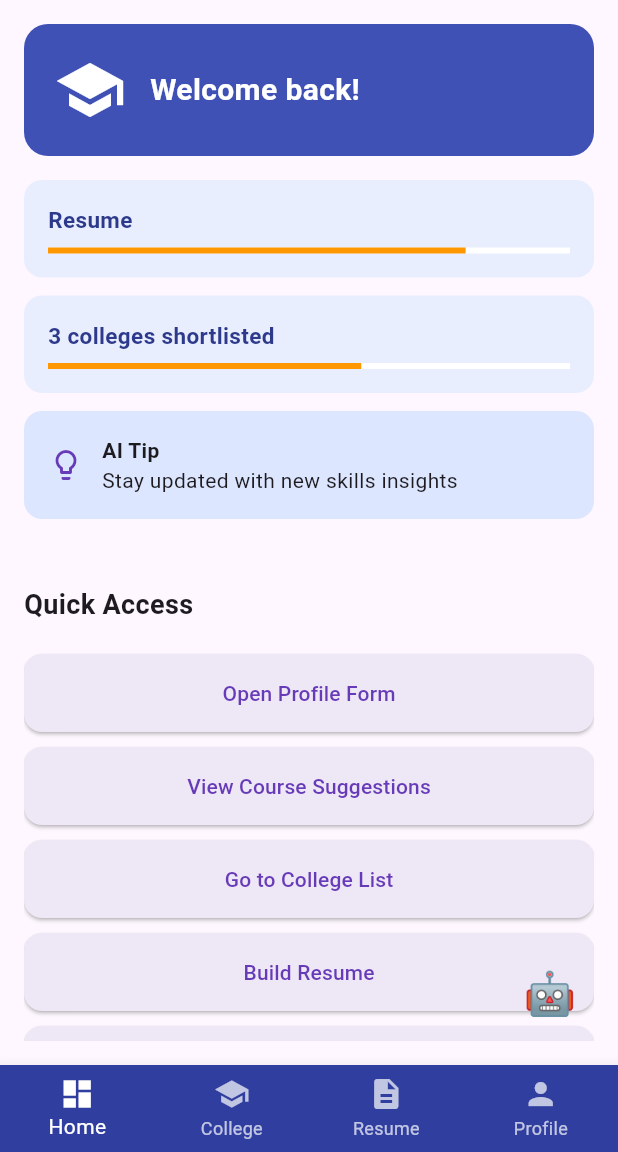
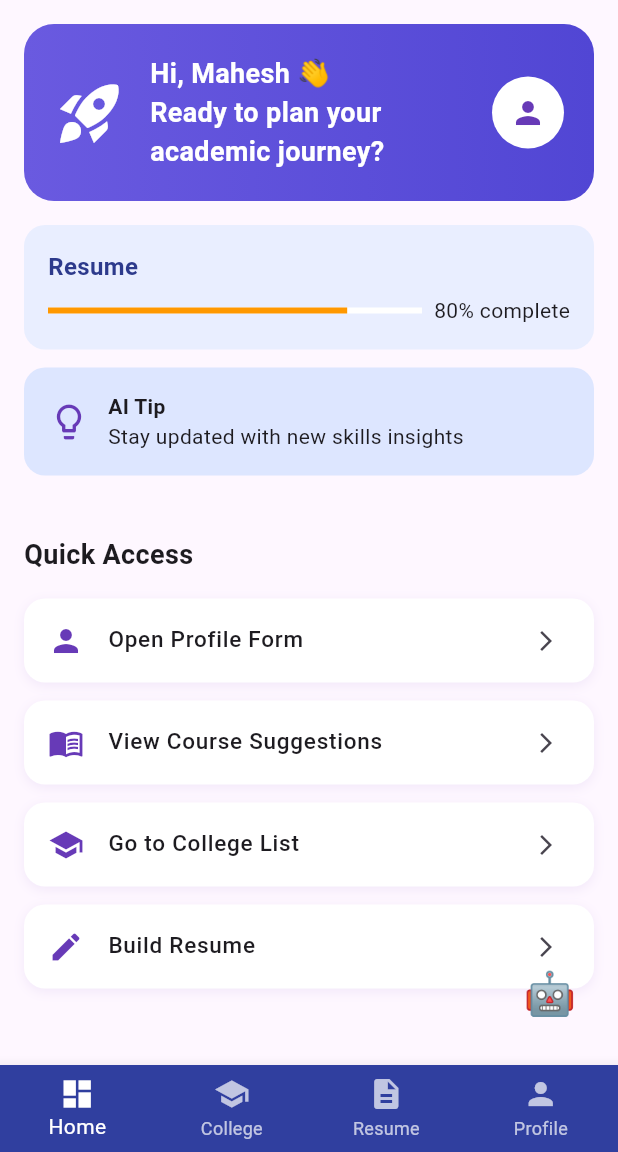
Before and after one commit to maheshpatil369/Edux_app, a Flutter app: the MainDashboard screen opened by its route, on a phone screen of 412 x 824 dp, the part 84-1236 px from its top. Run offline on Flutter 3.47's test engine with Material 3 defaults, Android fonts, the phone set to English and light mode, and no system bars.

Commit message:
update that Dashboard

```diff
--- a/lib/screen/core/main_dashboard.dart
+++ b/lib/screen/core/main_dashboard.dart
@@ -51,11 +51,8 @@ class _MainDashboardState extends State<MainDashboard> {
       ),
       body: Stack(
         children: [
-          IndexedStack(
-            index: _selectedIndex,
-            children: _pages,
-          ),
-          const AssistantFloatingButton(), // 🟣 Floating Chat Assistant
+          IndexedStack(index: _selectedIndex, children: _pages),
+          const AssistantFloatingButton(),
         ],
       ),
     );
@@ -65,31 +62,26 @@ class _MainDashboardState extends State<MainDashboard> {
 class DashboardContent extends StatelessWidget {
   final Function(int) onTabSwitch;
 
-  const DashboardContent({Key? key, required this.onTabSwitch}) : super(key: key);
+  const DashboardContent({Key? key, required this.onTabSwitch})
+      : super(key: key);
 
   @override
   Widget build(BuildContext context) {
-    return Padding(
-      padding: const EdgeInsets.all(16.0),
-      child: ListView(
+    return ListView(
+      padding: const EdgeInsets.all(16),
       children: [
         _welcomeCard(),
         const SizedBox(height: 16),
         _progressCard(title: 'Resume', percent: 0.8),
         const SizedBox(height: 12),
-          _progressCard(title: '3 colleges shortlisted', percent: 0.6),
-          const SizedBox(height: 12),
         _tipCard(),
         const SizedBox(height: 24),
-
         sectionTitle("Quick Access"),
-          dashboardButton(context, '/profile_form', "Open Profile Form"),
-          dashboardButton(context, '/course_suggestions', "View Course Suggestions"),
-          dashboardButton(context, null, "Go to College List", tabIndex: 1),
-          dashboardButton(context, null, "Build Resume", tabIndex: 2),
-          dashboardButton(context, null, "User Profile", tabIndex: 3),
+        dashboardButton(context, '/profile_form', "Open Profile Form", icon: Icons.person),
+        dashboardButton(context, '/course_suggestions', "View Course Suggestions", icon: Icons.menu_book),
+        dashboardButton(context, null, "Go to College List", icon: Icons.school, tabIndex: 1),
+        dashboardButton(context, null, "Build Resume", icon: Icons.edit, tabIndex: 2),
       ],
-      ),
     );
   }
 
@@ -97,18 +89,29 @@ class DashboardContent extends StatelessWidget {
     return Container(
       padding: const EdgeInsets.all(20),
       decoration: BoxDecoration(
-        color: Colors.indigo,
-        borderRadius: BorderRadius.circular(16),
+        gradient: const LinearGradient(
+          colors: [Color(0xFF6A5AE0), Color(0xFF5146D4)],
+        ),
+        borderRadius: BorderRadius.circular(20),
       ),
       child: Row(
-        children: const [
-          Icon(Icons.school, color: Colors.white, size: 48),
-          SizedBox(width: 16),
-          Expanded(
+        children: [
+          const Icon(Icons.rocket_launch, color: Colors.white, size: 48),
+          const SizedBox(width: 16),
+          const Expanded(
             child: Text(
-              'Welcome back!',
-              style: TextStyle(color: Colors.white, fontSize: 20, fontWeight: FontWeight.bold),
+              'Hi, Mahesh 👋\nReady to plan your academic journey?',
+              style: TextStyle(
+                color: Colors.white,
+                fontSize: 18,
+                fontWeight: FontWeight.bold,
               ),
+            ),
+          ),
+          const CircleAvatar(
+            radius: 24,
+            backgroundColor: Colors.white,
+            child: Icon(Icons.person, color: Colors.deepPurple),
           )
         ],
       ),
@@ -119,22 +122,33 @@ class DashboardContent extends StatelessWidget {
     return Container(
       padding: const EdgeInsets.all(16),
       decoration: BoxDecoration(
-        color: Color(0xFFE9EEFF),
-        borderRadius: BorderRadius.circular(12),
+        color: const Color(0xFFE9EEFF),
+        borderRadius: BorderRadius.circular(14),
       ),
       child: Column(
         crossAxisAlignment: CrossAxisAlignment.start,
         children: [
-          Text(title,
+          Text(
+            title,
             style: const TextStyle(
               color: Color(0xFF2D3A8C),
               fontWeight: FontWeight.bold,
-                  fontSize: 15)),
+              fontSize: 16,
+            ),
+          ),
           const SizedBox(height: 8),
-          LinearProgressIndicator(
+          Row(
+            children: [
+              Expanded(
+                child: LinearProgressIndicator(
                   value: percent,
                   backgroundColor: Colors.white,
                   color: Colors.orange,
+                ),
+              ),
+              const SizedBox(width: 8),
+              Text('${(percent * 100).toInt()}% complete'),
+            ],
           ),
         ],
       ),
@@ -145,19 +159,18 @@ class DashboardContent extends StatelessWidget {
     return Container(
       padding: const EdgeInsets.all(16),
       decoration: BoxDecoration(
-        color: Color(0xFFDDE6FF),
-        borderRadius: BorderRadius.circular(12),
+        color: const Color(0xFFDDE6FF),
+        borderRadius: BorderRadius.circular(14),
       ),
       child: Row(
         children: const [
-          Icon(Icons.lightbulb_outline, color: Colors.deepPurple),
+          Icon(Icons.lightbulb_outline, color: Colors.deepPurple, size: 28),
           SizedBox(width: 12),
           Expanded(
             child: Column(
               crossAxisAlignment: CrossAxisAlignment.start,
               children: [
-                Text("AI Tip",
-                    style: TextStyle(fontWeight: FontWeight.bold)),
+                Text("AI Tip", style: TextStyle(fontWeight: FontWeight.bold)),
                 Text("Stay updated with new skills insights"),
               ],
             ),
@@ -168,33 +181,48 @@ class DashboardContent extends StatelessWidget {
   }
 
   Widget sectionTitle(String title) => Padding(
-    padding: const EdgeInsets.symmetric(vertical: 20),
+    padding: const EdgeInsets.symmetric(vertical: 16),
     child: Text(
       title,
       style: const TextStyle(fontSize: 18, fontWeight: FontWeight.w600),
     ),
   );
 
-  Widget dashboardButton(BuildContext context, String? route, String label, {int? tabIndex}) {
+  Widget dashboardButton(
+      BuildContext context,
+      String? route,
+      String label, {
+        int? tabIndex,
+        IconData icon = Icons.arrow_forward_ios,
+      }) {
     return Padding(
-      padding: const EdgeInsets.only(bottom: 10),
-      child: ElevatedButton(
-        style: ElevatedButton.styleFrom(
-          padding: const EdgeInsets.symmetric(vertical: 16),
-          backgroundColor: Colors.deepPurple.shade50,
-          foregroundColor: Colors.deepPurple,
-          shape: RoundedRectangleBorder(
-            borderRadius: BorderRadius.circular(12),
+      padding: const EdgeInsets.only(bottom: 12),
+      child: Container(
+        decoration: BoxDecoration(
+          color: Colors.white,
+          borderRadius: BorderRadius.circular(14),
+          boxShadow: [
+            BoxShadow(
+              color: Colors.deepPurple.withOpacity(0.08),
+              blurRadius: 6,
+              offset: const Offset(0, 2),
             ),
+          ],
         ),
-        onPressed: () {
+        child: ListTile(
+          shape: RoundedRectangleBorder(borderRadius: BorderRadius.circular(14)),
+          leading: Icon(icon, color: Colors.deepPurple),
+          title: Text(label,
+              style: const TextStyle(fontWeight: FontWeight.w500, fontSize: 15)),
+          trailing: const Icon(Icons.arrow_forward_ios, size: 16),
+          onTap: () {
             if (tabIndex != null) {
               onTabSwitch(tabIndex);
             } else if (route != null) {
               Navigator.pushNamed(context, route);
             }
           },
-        child: Text(label),
+        ),
       ),
     );
   }
--- a/pubspec.yaml
+++ b/pubspec.yaml
@@ -21,4 +21,4 @@ flutter:
   uses-material-design: true
   assets:
     - assets/images/logo_img.png
-    - assets/images/logo_bg-remove.png
+    - assets/images/logo_bg_remove.png
```
Lines whose indentation alone changed are shown as unchanged.
